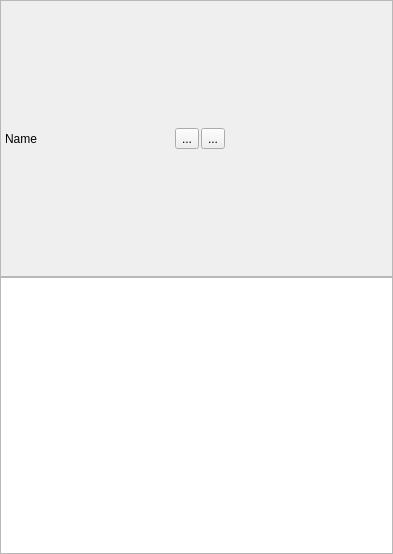
This is ui/shot_item.ui in iceanimations/createLayout as Qt 5 draws it before an edit. The edited form follows.
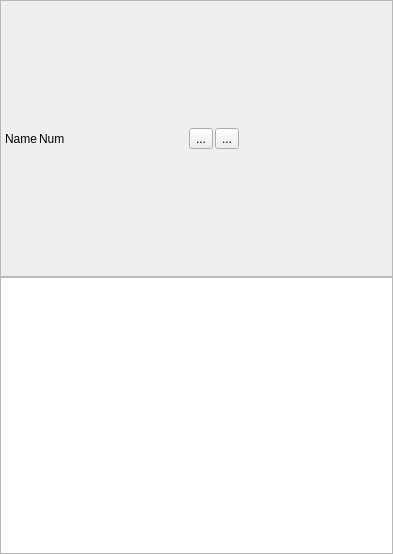
This is the edited form.

```diff
--- a/ui/shot_item.ui
+++ b/ui/shot_item.ui
@@ -57,6 +57,13 @@
         </property>
        </widget>
       </item>
+      <item>
+       <widget class="QLabel" name="numLabel">
+        <property name="text">
+         <string>Num</string>
+        </property>
+       </widget>
+      </item>
       <item>
        <spacer name="horizontalSpacer_2">
         <property name="orientation">
```
